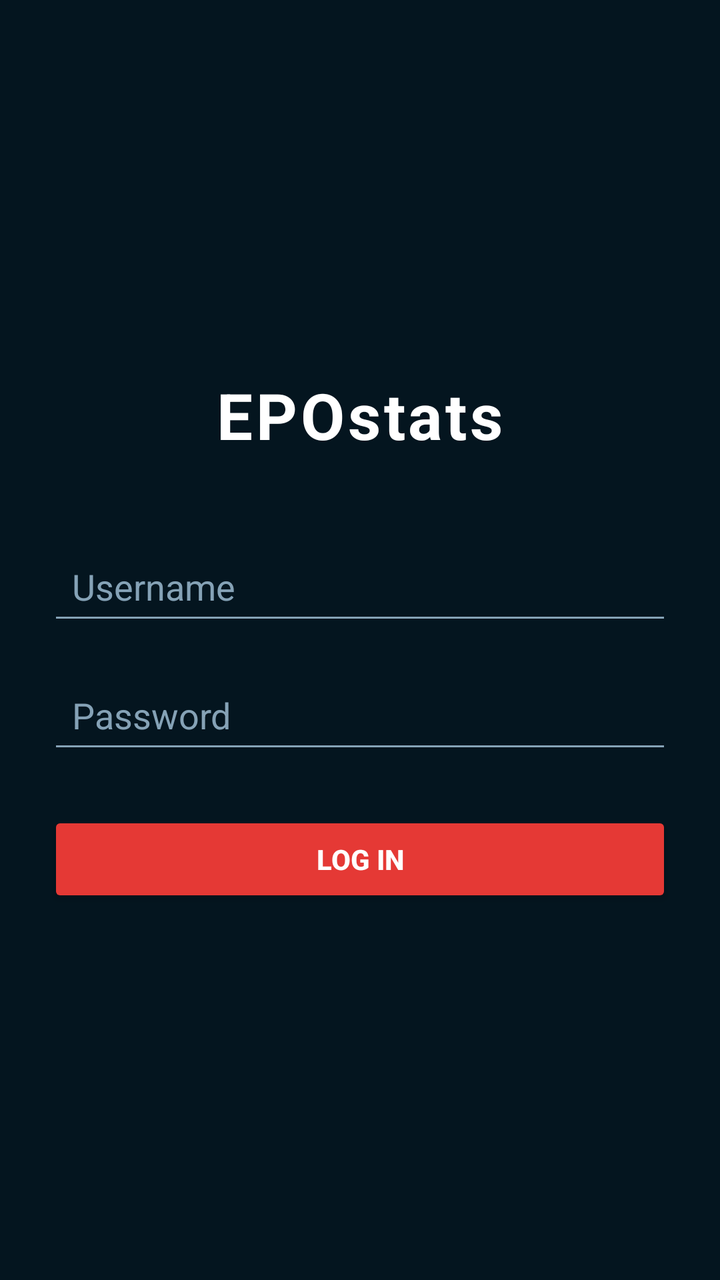
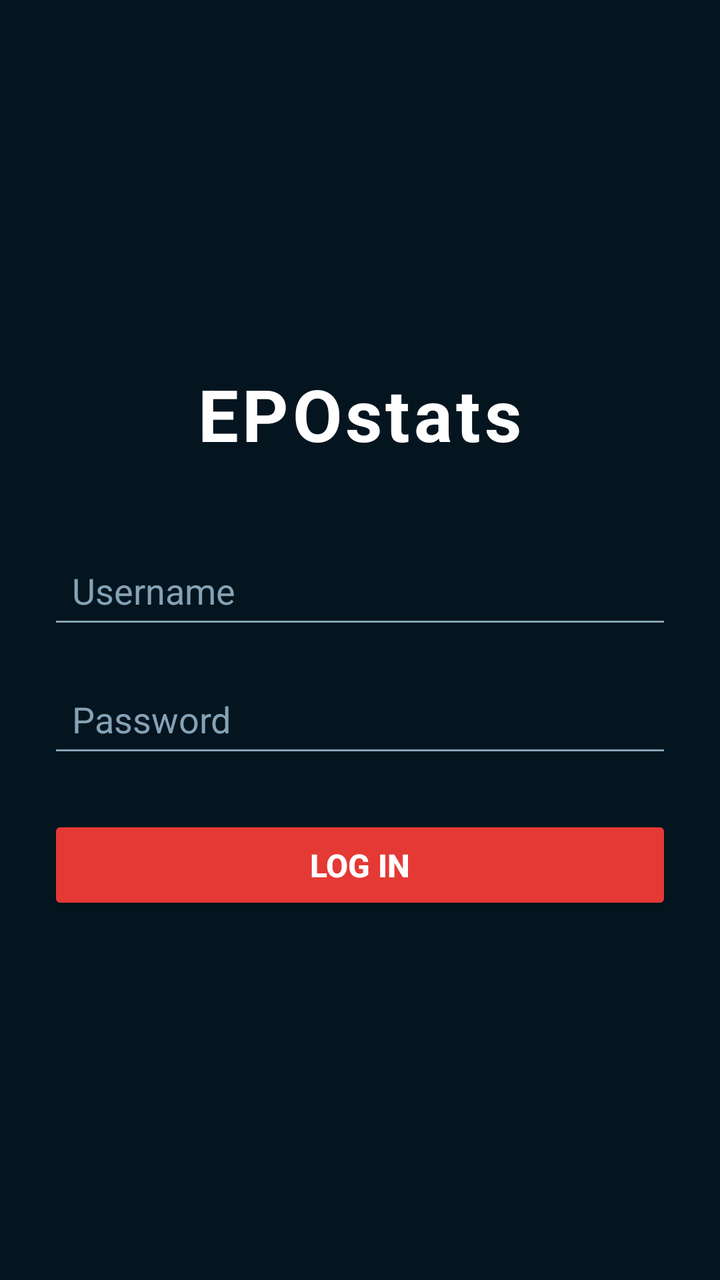

Screens rendered from an Android XML layout before and after an edit, with the pre-edit source and the edit as a unified diff.
<!-- AndroidManifest.xml: application theme Theme.AppCompat.Light.NoActionBar -->
<!-- res/layout/activity_login.xml -->
<?xml version="1.0" encoding="utf-8"?>
<LinearLayout xmlns:android="http://schemas.android.com/apk/res/android"
    xmlns:app="http://schemas.android.com/apk/res-auto"
    android:layout_width="match_parent"
    android:layout_height="match_parent"
    android:orientation="vertical"
    android:gravity="center"
    android:padding="24dp"
    android:background="#04151F">

    <TextView
        android:layout_width="wrap_content"
        android:layout_height="wrap_content"
        android:text="EPOstats"
        android:textColor="#FFFFFF"
        android:textSize="32sp"
        android:textStyle="bold"
        android:layout_marginBottom="40dp"
        android:letterSpacing="0.05"/>

    <EditText
        android:id="@+id/etUsername"
        android:layout_width="match_parent"
        android:layout_height="wrap_content"
        android:hint="Username"
        android:textColor="#FFFFFF"
        android:textColorHint="#85A2B6"
        android:backgroundTint="#85A2B6"
        android:inputType="text"
        android:padding="12dp"
        android:layout_marginBottom="16dp"/>

    <EditText
        android:id="@+id/etPassword"
        android:layout_width="match_parent"
        android:layout_height="wrap_content"
        android:hint="Password"
        android:textColor="#FFFFFF"
        android:textColorHint="#85A2B6"
        android:backgroundTint="#85A2B6"
        android:inputType="textPassword"
        android:padding="12dp"
        android:layout_marginBottom="24dp"/>

    <Button
        android:id="@+id/btnLogin"
        android:layout_width="match_parent"
        android:layout_height="wrap_content"
        android:text="Log In"
        android:textColor="#FFFFFF"
        android:backgroundTint="#E53935"
        app:cornerRadius="10dp"
        android:textStyle="bold"
        android:padding="12dp"/>
</LinearLayout>
<!-- resources referenced by this layout -->
<resources>

</resources>

<!-- the commit's change to res/layout/activity_login.xml (unified diff, before → after) -->
@@ -13,7 +13,7 @@
         android:layout_height="wrap_content"
         android:text="EPOstats"
         android:textColor="#FFFFFF"
-        android:textSize="32sp"
+        android:textSize="36sp"
         android:textStyle="bold"
         android:layout_marginBottom="40dp"
         android:letterSpacing="0.05"/>
@@ -46,10 +46,19 @@
         android:id="@+id/btnLogin"
         android:layout_width="match_parent"
         android:layout_height="wrap_content"
-        android:text="Log In"
+        android:text="LOG IN"
         android:textColor="#FFFFFF"
         android:backgroundTint="#E53935"
         app:cornerRadius="10dp"
         android:textStyle="bold"
-        android:padding="12dp"/>
+        android:padding="14dp"
+        android:textSize="16sp"/>
+
+    <ProgressBar
+        android:id="@+id/loginProgressBar"
+        android:layout_width="wrap_content"
+        android:layout_height="wrap_content"
+        android:layout_marginTop="16dp"
+        android:indeterminateTint="#E53935"
+        android:visibility="gone"/>
 </LinearLayout>
